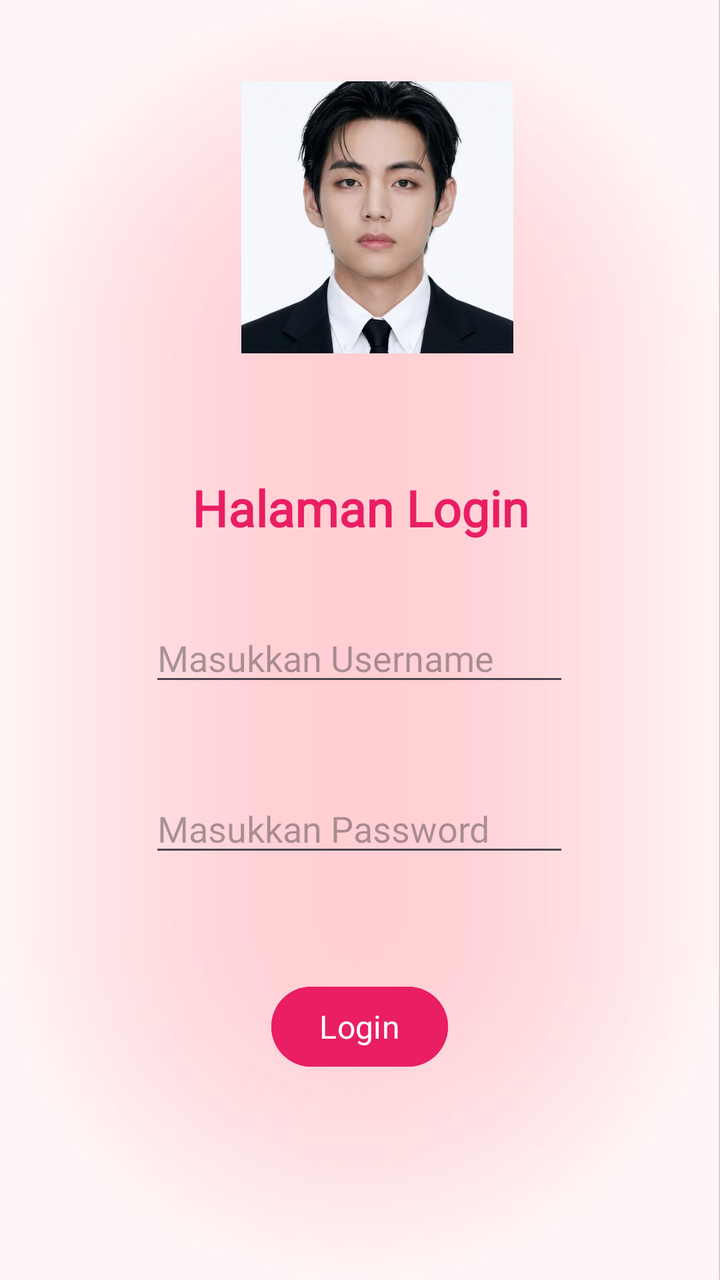
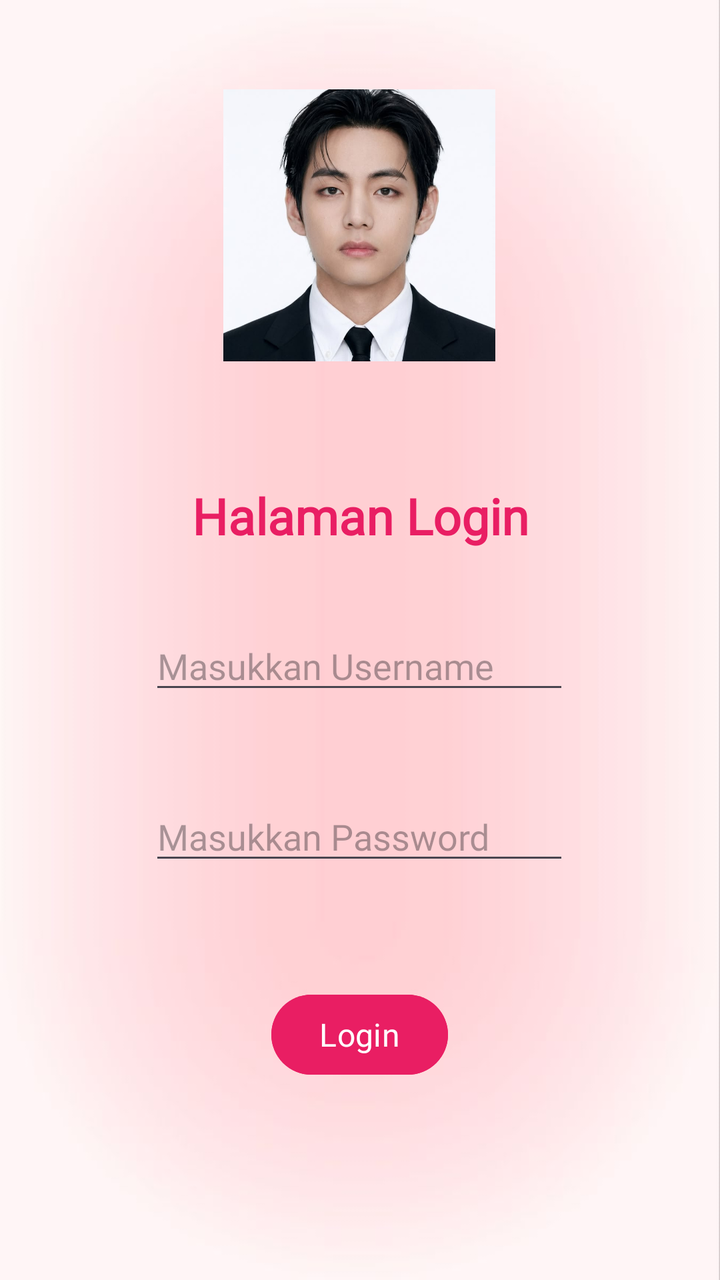

Screens rendered from an Android XML layout before and after an edit, with the pre-edit source and the edit as a unified diff.
<!-- AndroidManifest.xml: application theme Theme.Glory_3tic -->
<!-- res/layout/activity_login.xml -->
<?xml version="1.0" encoding="utf-8"?>
<androidx.constraintlayout.widget.ConstraintLayout xmlns:android="http://schemas.android.com/apk/res/android"
    xmlns:app="http://schemas.android.com/apk/res-auto"
    xmlns:tools="http://schemas.android.com/tools"
    android:id="@+id/main"
    android:layout_width="match_parent"
    android:layout_height="match_parent"
    android:background="@drawable/bg1"

    tools:context=".LoginActivity">

    <TextView
        android:id="@+id/textView2"
        android:layout_width="wrap_content"
        android:layout_height="wrap_content"
        android:layout_marginTop="60dp"
        android:text="Halaman Login"
        android:textColor="#E91E63"
        android:textSize="25dp"
        android:textStyle="bold"
        android:fontFamily="@font/fontios_bold"
        app:layout_constraintEnd_toEndOf="parent"
        app:layout_constraintStart_toStartOf="parent"
        app:layout_constraintTop_toBottomOf="@+id/imageView2" />

    <EditText
        android:id="@+id/edtusername"
        android:layout_width="wrap_content"
        android:layout_height="wrap_content"
        android:layout_marginTop="36dp"
        android:ems="10"
        android:hint="Masukkan Username"
        android:inputType="textEmailAddress"
        android:fontFamily="@font/fontios_bold"
        app:layout_constraintEnd_toEndOf="parent"
        app:layout_constraintHorizontal_bias="0.497"
        app:layout_constraintStart_toStartOf="parent"
        app:layout_constraintTop_toBottomOf="@+id/textView2" />

    <EditText
        android:id="@+id/edtpassword"
        android:layout_width="wrap_content"
        android:layout_height="wrap_content"
        android:layout_marginTop="44dp"
        android:ems="10"
        android:hint="Masukkan Password"
        android:inputType="textPassword"
        android:fontFamily="@font/fontios_bold"
        app:layout_constraintEnd_toEndOf="parent"
        app:layout_constraintHorizontal_bias="0.497"
        app:layout_constraintStart_toStartOf="parent"
        app:layout_constraintTop_toBottomOf="@+id/edtusername" />

    <Button
        android:id="@+id/btnlogin"
        android:layout_width="wrap_content"
        android:layout_height="wrap_content"
        android:layout_marginTop="56dp"
        android:textSize="16dp"
        android:layout_marginHorizontal="56dp"
        android:backgroundTint="#E91E63"
        android:text="Login"
        android:fontFamily="@font/fontios_bold"
        app:layout_constraintEnd_toEndOf="parent"
        app:layout_constraintHorizontal_bias="0.498"
        app:layout_constraintStart_toStartOf="parent"
        app:layout_constraintTop_toBottomOf="@+id/edtpassword" />

    <ImageView
        android:id="@+id/imageView2"
        android:layout_width="136dp"
        android:layout_height="137dp"
        android:layout_marginTop="40dp"
        app:layout_constraintEnd_toEndOf="parent"
        app:layout_constraintHorizontal_bias="0.538"
        app:layout_constraintStart_toStartOf="parent"
        app:layout_constraintTop_toTopOf="parent"
        app:srcCompat="@drawable/thv" />

</androidx.constraintlayout.widget.ConstraintLayout>
<!-- resources referenced by this layout -->
<resources>
  <!-- drawable bg1: jpg bitmap (drawable, 13232 bytes) -->
  <!-- drawable thv: png bitmap (drawable, 290571 bytes) -->
  <style name="Theme.Glory_3tic" parent="Base.Theme.Glory_3tic" />
  <style name="Base.Theme.Glory_3tic" parent="Theme.Material3.DayNight.NoActionBar">
          
          
      </style>
</resources>

<!-- the commit's change to res/layout/activity_login.xml (unified diff, before → after) -->
@@ -70,9 +70,9 @@
         android:id="@+id/imageView2"
         android:layout_width="136dp"
         android:layout_height="137dp"
-        android:layout_marginTop="40dp"
+        android:layout_marginTop="44dp"
         app:layout_constraintEnd_toEndOf="parent"
-        app:layout_constraintHorizontal_bias="0.538"
+        app:layout_constraintHorizontal_bias="0.498"
         app:layout_constraintStart_toStartOf="parent"
         app:layout_constraintTop_toTopOf="parent"
         app:srcCompat="@drawable/thv" />
